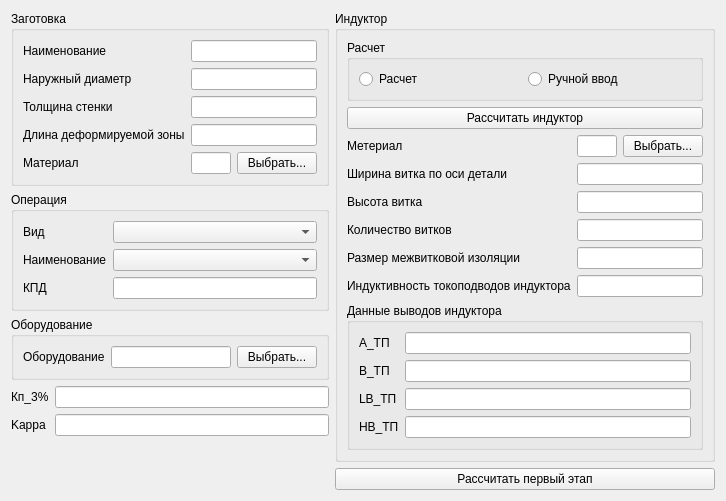
First picture: the form in gui/InitialParameters.ui, repository Kroshy1984/MIOM, before the edit.
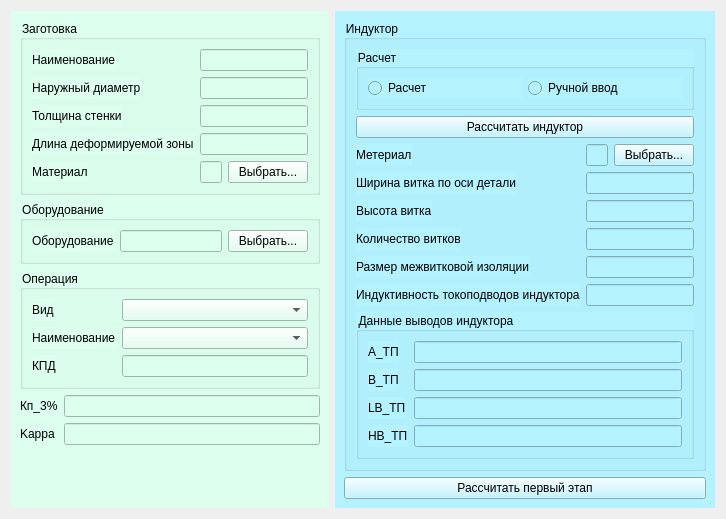
Second picture: the form after the edit.

Commit message: Add background, menu File, New, Open

What changed in the file:
```diff
--- a/gui/InitialParameters.ui
+++ b/gui/InitialParameters.ui
@@ -7,7 +7,7 @@
     <x>0</x>
     <y>0</y>
     <width>726</width>
-    <height>463</height>
+    <height>467</height>
    </rect>
   </property>
   <property name="windowTitle">
@@ -15,7 +15,12 @@
   </property>
   <layout class="QHBoxLayout" name="horizontalLayout_2">
    <item>
-    <layout class="QVBoxLayout" name="verticalLayout">
+    <widget class="QWidget" name="widget" native="true">
+     <property name="styleSheet">
+      <string notr="true">QWidget { background-color: rgb(221, 255, 238) }
+</string>
+     </property>
+     <layout class="QVBoxLayout" name="verticalLayout_6">
      <item>
       <widget class="QGroupBox" name="groupBox">
        <property name="title">
@@ -99,6 +104,32 @@
        </layout>
       </widget>
      </item>
+      <item>
+       <widget class="QGroupBox" name="groupBox_5">
+        <property name="title">
+         <string>Оборудование</string>
+        </property>
+        <layout class="QHBoxLayout" name="horizontalLayout_5">
+         <item>
+          <widget class="QLabel" name="label_19">
+           <property name="text">
+            <string>Оборудование</string>
+           </property>
+          </widget>
+         </item>
+         <item>
+          <widget class="QLineEdit" name="lineEditMachineName"/>
+         </item>
+         <item>
+          <widget class="QPushButton" name="pushButtonMachine">
+           <property name="text">
+            <string>Выбрать...</string>
+           </property>
+          </widget>
+         </item>
+        </layout>
+       </widget>
+      </item>
      <item>
       <widget class="QGroupBox" name="groupBox_2">
        <property name="title">
@@ -138,32 +169,6 @@
        </layout>
       </widget>
      </item>
-     <item>
-      <widget class="QGroupBox" name="groupBox_5">
-       <property name="title">
-        <string>Оборудование</string>
-       </property>
-       <layout class="QHBoxLayout" name="horizontalLayout_5">
-        <item>
-         <widget class="QLabel" name="label_19">
-          <property name="text">
-           <string>Оборудование</string>
-          </property>
-         </widget>
-        </item>
-        <item>
-         <widget class="QLineEdit" name="lineEditMachineName"/>
-        </item>
-        <item>
-         <widget class="QPushButton" name="pushButtonMachine">
-          <property name="text">
-           <string>Выбрать...</string>
-          </property>
-         </widget>
-        </item>
-       </layout>
-      </widget>
-     </item>
      <item>
       <layout class="QFormLayout" name="formLayout">
        <item row="0" column="0">
@@ -202,9 +207,15 @@
       </spacer>
      </item>
     </layout>
+    </widget>
    </item>
    <item>
-    <layout class="QVBoxLayout" name="verticalLayout_2">
+    <widget class="QWidget" name="widget_2" native="true">
+     <property name="styleSheet">
+      <string notr="true">QWidget { background-color: rgb(180, 242, 255) }
+</string>
+     </property>
+     <layout class="QVBoxLayout" name="verticalLayout_5">
      <item>
       <widget class="QGroupBox" name="groupBox_3">
        <property name="title">
@@ -402,6 +413,7 @@
       </spacer>
      </item>
     </layout>
+    </widget>
    </item>
   </layout>
  </widget>
```
Lines whose indentation alone changed are shown as unchanged. The commit also changes 2 other files.
